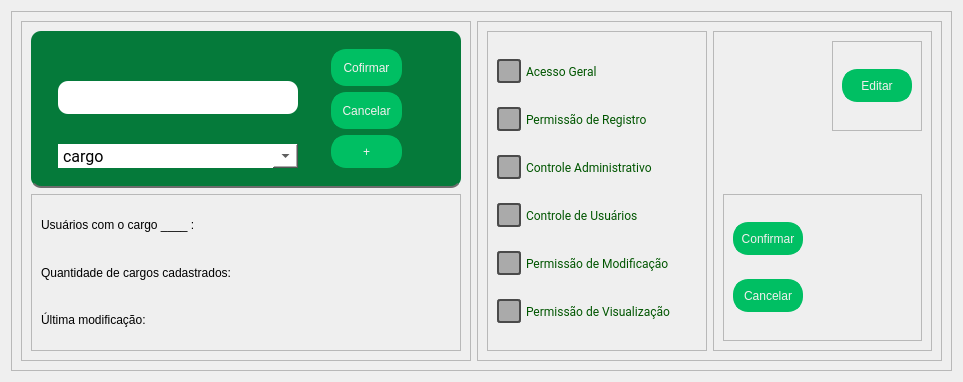
eduardogm22/controle_patrimonio, file PATP/bckp/asset_ctrl/templates/interfaces/cargo_config.ui: the form before one commit.
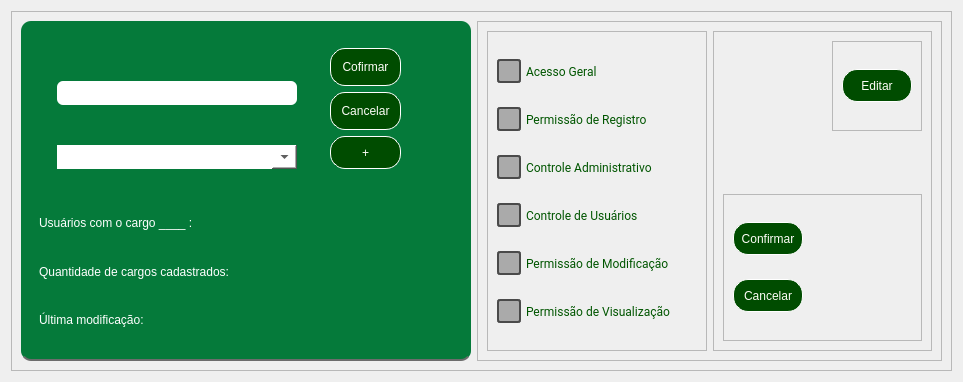
The form after the commit.

```diff
--- a/PATP/bckp/asset_ctrl/templates/interfaces/cargo_config.ui
+++ b/PATP/bckp/asset_ctrl/templates/interfaces/cargo_config.ui
@@ -43,6 +43,11 @@
           <height>16777215</height>
          </size>
         </property>
+        <property name="styleSheet">
+         <string notr="true">border-radius:10px;
+background-color: #057A3A;
+border-bottom: 2px solid rgb(108, 108, 108);</string>
+        </property>
         <property name="frameShape">
          <enum>QFrame::StyledPanel</enum>
         </property>
@@ -59,9 +64,7 @@
             </size>
            </property>
            <property name="styleSheet">
-            <string notr="true">border-radius:10px;
-background-color: #057A3A;
-border-bottom: 2px solid rgb(108, 108, 108);</string>
+            <string notr="true">border:none;</string>
            </property>
            <property name="frameShape">
             <enum>QFrame::StyledPanel</enum>
@@ -100,7 +103,7 @@
                     <property name="minimumSize">
                      <size>
                       <width>240</width>
-                      <height>33</height>
+                      <height>24</height>
                      </size>
                     </property>
                     <property name="maximumSize">
@@ -110,7 +113,8 @@
                      </size>
                     </property>
                     <property name="styleSheet">
-                     <string notr="true">background-color:white;</string>
+                     <string notr="true">background-color:white;
+border-radius:6px</string>
                     </property>
                    </widget>
                   </item>
@@ -162,11 +166,6 @@
                  <property name="sizeAdjustPolicy">
                   <enum>QComboBox::AdjustToMinimumContentsLengthWithIcon</enum>
                  </property>
-                 <item>
-                  <property name="text">
-                   <string>cargo</string>
-                  </property>
-                 </item>
                 </widget>
                </item>
               </layout>
@@ -199,12 +198,11 @@
                   </size>
                  </property>
                  <property name="styleSheet">
-                  <string notr="true">
-
-QPushButton { color: rgb(243, 239, 238);
+                  <string notr="true">QPushButton { color:rgb(254, 253, 247);
 	border-radius:15px;		
-	border: 4px solid #00BF63;
-	background-color:#00BF63;
+	border: 1px solid rgb(255, 255, 255);
+	background-color: rgb(0, 76, 0)
+
  }
 
 QPushButton:hover{background-color:rgb(255, 240, 238);color:#00BF63}
@@ -236,12 +234,11 @@
                   </size>
                  </property>
                  <property name="styleSheet">
-                  <string notr="true">
-
-QPushButton { color: rgb(243, 239, 238);
+                  <string notr="true">QPushButton { color:rgb(254, 253, 247);
 	border-radius:15px;		
-	border: 4px solid #00BF63;
-	background-color:#00BF63;
+	border: 1px solid rgb(255, 255, 255);
+	background-color: rgb(0, 76, 0)
+
  }
 
 QPushButton:hover{background-color:rgb(255, 240, 238);color:#00BF63}
@@ -273,12 +270,11 @@
                   </size>
                  </property>
                  <property name="styleSheet">
-                  <string notr="true">
-
-QPushButton { color: rgb(243, 239, 238);
+                  <string notr="true">QPushButton { color:rgb(254, 253, 247);
 	border-radius:15px;		
-	border: 4px solid #00BF63;
-	background-color:#00BF63;
+	border: 1px solid rgb(255, 255, 255);
+	background-color: rgb(0, 76, 0)
+
  }
 
 QPushButton:hover{background-color:rgb(255, 240, 238);color:#00BF63}
@@ -303,6 +299,9 @@
          </item>
          <item>
           <widget class="QFrame" name="frame_5">
+           <property name="styleSheet">
+            <string notr="true">border:none;</string>
+           </property>
            <property name="frameShape">
             <enum>QFrame::StyledPanel</enum>
            </property>
@@ -312,6 +311,10 @@
            <layout class="QVBoxLayout" name="verticalLayout_3">
             <item>
              <widget class="QLabel" name="label">
+              <property name="styleSheet">
+               <string notr="true">border:none;
+color:white;</string>
+              </property>
               <property name="text">
                <string>Usuários com o cargo ____ : </string>
               </property>
@@ -319,6 +322,10 @@
             </item>
             <item>
              <widget class="QLabel" name="label_2">
+              <property name="styleSheet">
+               <string notr="true">border:none;
+color:white;</string>
+              </property>
               <property name="text">
                <string>Quantidade de cargos cadastrados:</string>
               </property>
@@ -326,6 +333,10 @@
             </item>
             <item>
              <widget class="QLabel" name="label_3">
+              <property name="styleSheet">
+               <string notr="true">border:none;
+color:white;</string>
+              </property>
               <property name="text">
                <string>Última modificação:</string>
               </property>
@@ -628,12 +639,11 @@
                   </size>
                  </property>
                  <property name="styleSheet">
-                  <string notr="true">
-
-QPushButton { color: rgb(243, 239, 238);
+                  <string notr="true">QPushButton { color:rgb(254, 253, 247);
 	border-radius:15px;		
-	border: 4px solid #00BF63;
-	background-color:#00BF63;
+	border: 1px solid rgb(255, 255, 255);
+	background-color: rgb(0, 76, 0)
+
  }
 
 QPushButton:hover{background-color:rgb(255, 240, 238);color:#00BF63}
@@ -671,12 +681,11 @@
                   </size>
                  </property>
                  <property name="styleSheet">
-                  <string notr="true">
-
-QPushButton { color: rgb(243, 239, 238);
+                  <string notr="true">QPushButton { color:rgb(254, 253, 247);
 	border-radius:15px;		
-	border: 4px solid #00BF63;
-	background-color:#00BF63;
+	border: 1px solid rgb(255, 255, 255);
+	background-color: rgb(0, 76, 0)
+
  }
 
 QPushButton:hover{background-color:rgb(255, 240, 238);color:#00BF63}
@@ -702,12 +711,11 @@
                   </size>
                  </property>
                  <property name="styleSheet">
-                  <string notr="true">
-
-QPushButton { color: rgb(243, 239, 238);
+                  <string notr="true">QPushButton { color:rgb(254, 253, 247);
 	border-radius:15px;		
-	border: 4px solid #00BF63;
-	background-color:#00BF63;
+	border: 1px solid rgb(255, 255, 255);
+	background-color: rgb(0, 76, 0)
+
  }
 
 QPushButton:hover{background-color:rgb(255, 240, 238);color:#00BF63}
```
Left out of the diff: 56 changed lines with no effect on the pictures.
